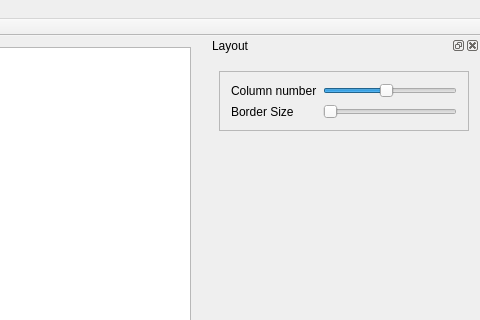
First picture: the form in SAOMDListImage.ui, repository KHeresy/SAOMD-ListImage, before the edit; both pictures show x 703 to 1183 and y 0 to 320 of the 1183 by 880 pixel window.
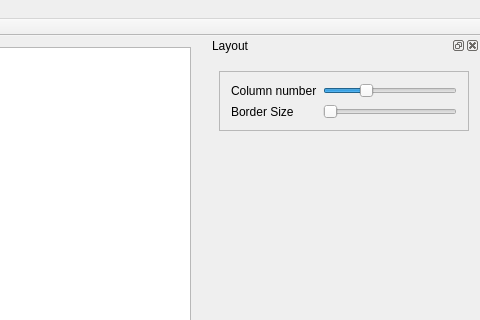
Second picture: the form after the edit. Icons and pictures are not drawn.

Commit message: Extend column limit

```diff
--- a/SAOMDListImage.ui
+++ b/SAOMDListImage.ui
@@ -106,10 +106,10 @@
            <number>1</number>
           </property>
           <property name="maximum">
-           <number>20</number>
+           <number>50</number>
           </property>
           <property name="value">
-           <number>10</number>
+           <number>16</number>
           </property>
           <property name="orientation">
            <enum>Qt::Horizontal</enum>
```
